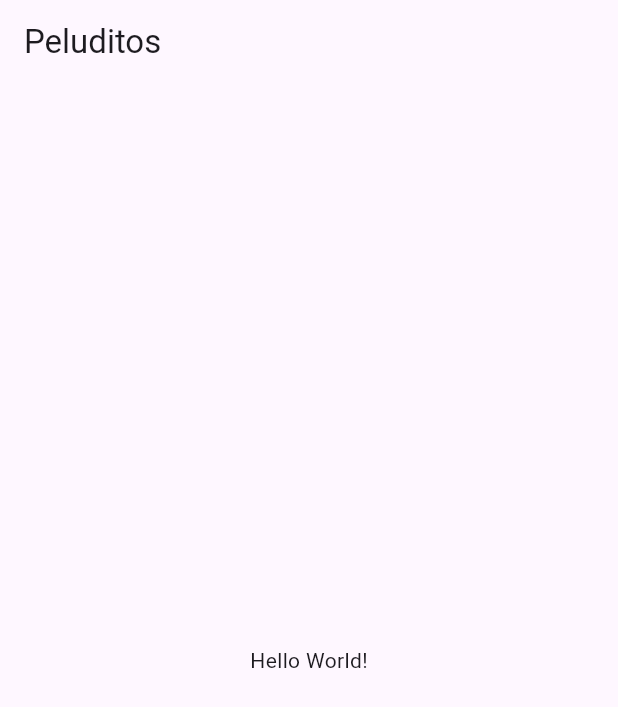
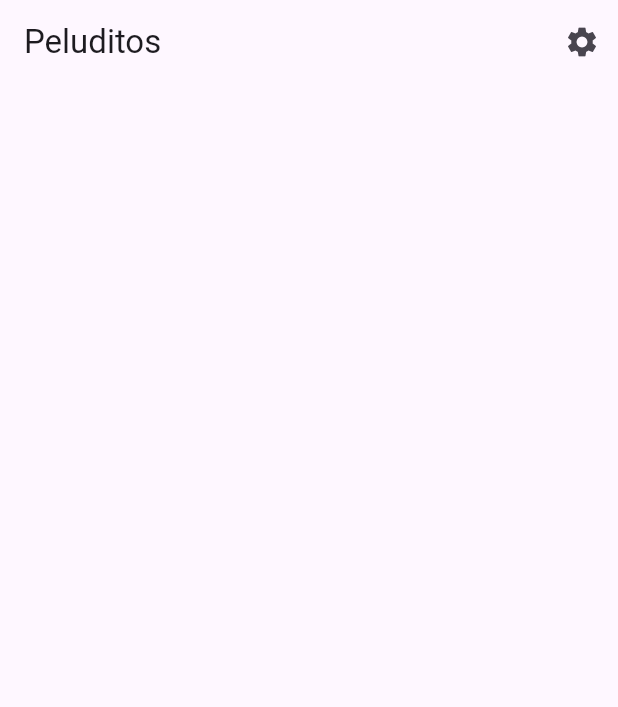
Before and after one commit to QuanticaSoft/peluditos, a Flutter app: the screen it shows after launch, on a phone screen of 412 x 824 dp. Shown: the top 707 px of the screen. Run offline on Flutter 3.47's test engine with Material 3 defaults, Android fonts, the phone set to English and light mode, and no system bars; our stand-ins replace go_router.

Commit message:
implement routing with go_router and create home and permissions screens

```diff
--- a/lib/config/config.dart
+++ b/lib/config/config.dart
@@ -2,4 +2,5 @@
 
 
 
+export 'router/app_router.dart';
 export 'theme/app_theme.dart';
--- /dev/null
+++ b/lib/config/router/app_router.dart
@@ -0,0 +1,20 @@
+import 'package:go_router/go_router.dart';
+
+import 'package:peluditos/presentation/screens/screens.dart';
+
+final router = GoRouter(
+  routes: [
+
+    GoRoute(
+      path: '/',
+      builder: (context, state) => const HomeScreen(),
+    ),
+
+    GoRoute(
+      path: '/permissions',
+      builder: (context, state) => const PermissionsScreen(),
+    ),
+
+
+
+]);
--- a/lib/main.dart
+++ b/lib/main.dart
@@ -10,17 +10,10 @@ class MainApp extends StatelessWidget {
 
   @override
   Widget build(BuildContext context) {
-    return MaterialApp(
+    return MaterialApp.router(
+      routerConfig: router,
       theme: AppTheme().getTheme(),
       debugShowCheckedModeBanner: false,
-      home: Scaffold(
-        appBar: AppBar(
-          title: const Text('Peluditos'),
-        ),
-        body: Center(
-          child: Text('Hello World!'),
-        ),
-      ),
     );
   }
 }
--- /dev/null
+++ b/lib/presentation/screens/home/home_screen.dart
@@ -0,0 +1,23 @@
+import 'package:flutter/material.dart';
+import 'package:go_router/go_router.dart';
+
+
+class HomeScreen extends StatelessWidget {
+  const HomeScreen({super.key});
+
+  @override
+  Widget build(BuildContext context) {
+    return Scaffold(
+      appBar: AppBar(
+        title: const Text('Peluditos'),
+        actions: [
+          IconButton(onPressed: (){
+            context.push('/permissions');
+          },
+          icon: const Icon( Icons.settings )
+          )
+        ],
+      ),
+    );
+  }
+}
--- /dev/null
+++ b/lib/presentation/screens/screens.dart
@@ -0,0 +1,5 @@
+
+
+
+export 'home/home_screen.dart';
+export 'permissions/permissions_screen.dart';
--- a/pubspec.yaml
+++ b/pubspec.yaml
@@ -10,6 +10,7 @@ dependencies:
   flutter:
     sdk: flutter
   google_fonts: ^8.2.1
+  go_router: ^17.5.0
 
 dev_dependencies:
   flutter_test:
```
Also changed, not shown: lib/presentation/screens/permissions/permissions_screen.dart (added, +46 -0 lines), pubspec.lock.
